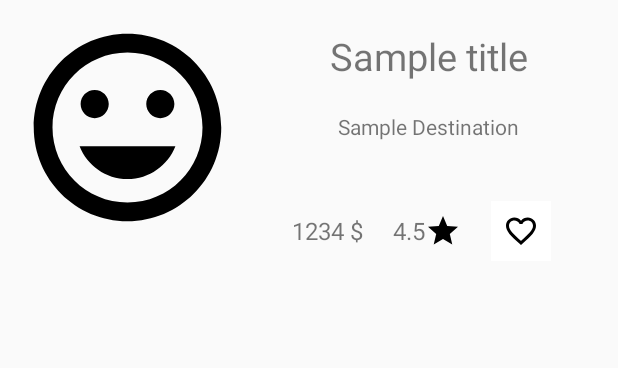
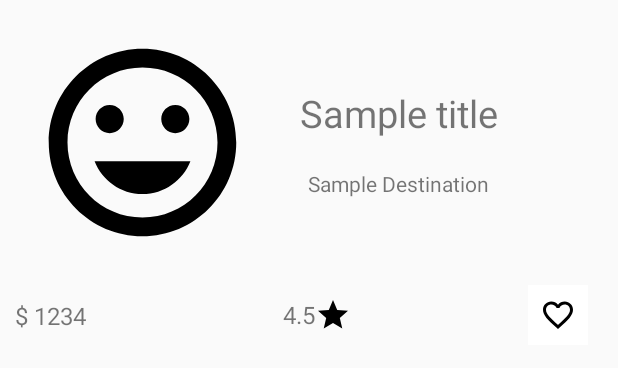
Before and after one commit to Shazud/travel-journal, an Android app: the layout layout_trip.xml on its own in the app's theme, with its tools: preview values and no code run, on a phone screen of 412 x 824 dp. Shown: the top 368 px of the screen. Run offline under Robolectric (Android 15) with nearby library versions, the phone set to English and light mode, and no system bars.

Commit message:
implemented favorite button

```diff
--- a/app/src/main/java/com/ddp/tj/fragment/HomeFragment.java
+++ b/app/src/main/java/com/ddp/tj/fragment/HomeFragment.java
@@ -37,6 +37,8 @@ public class HomeFragment extends Fragment {
         dataAdapter = new TripAdapter(data);
         recyclerView.setAdapter(dataAdapter);
 
+
+
         return view;
     }
 
--- a/app/src/main/java/com/ddp/tj/trip/TripAdapter.java
+++ b/app/src/main/java/com/ddp/tj/trip/TripAdapter.java
@@ -33,7 +33,7 @@ public class TripAdapter extends RecyclerView.Adapter<TripAdapter.TripViewHolder
     }
 
     @Override
-    public void onBindViewHolder(@NonNull TripViewHolder holder, int position) {
+    public void onBindViewHolder(@NonNull TripViewHolder holder, final int position) {
         holder.getTitle().setText(data.get(position).getTitle());
         holder.getDestination().setText(data.get(position).getDestination());
         if(data.get(position).isFavorite()) {
@@ -43,8 +43,22 @@ public class TripAdapter extends RecyclerView.Adapter<TripAdapter.TripViewHolder
             holder.getFavorite().setBackgroundResource(R.drawable.ic_favorite_border_black_24dp);
         }
         //holder.getImage().setBackgroundResource(R.drawable.ic_insert_emoticon_black_24dp);
-        holder.getPrice().setText(data.get(position).getPrice().toString());
-        holder.getRating().setText(data.get(position).getRating().toString());
+        holder.getPrice().setText("$ " + data.get(position).getPrice().toString());
+        holder.getRating().setText("$ " + data.get(position).getRating().toString());
+
+        holder.getFavorite().setOnClickListener(new View.OnClickListener() {
+            @Override
+            public void onClick(View v) {
+                boolean state = !data.get(position).isFavorite();
+                data.get(position).setFavorite(state);
+                if(state) {
+                    v.setBackgroundResource(R.drawable.ic_favorite_black_24dp);
+                }
+                else{
+                    v.setBackgroundResource(R.drawable.ic_favorite_border_black_24dp);
+                }
+            }
+        });
 
     }
 
@@ -68,6 +82,8 @@ public class TripAdapter extends RecyclerView.Adapter<TripAdapter.TripViewHolder
             this.rating = itemView.findViewById(R.id.trip_rating);
             this.favorite = itemView.findViewById(R.id.trip_favorite);
             this.image = itemView.findViewById(R.id.image);
+
+
 
         }
 
--- a/app/src/main/res/layout/fragment_home.xml
+++ b/app/src/main/res/layout/fragment_home.xml
@@ -8,5 +8,4 @@
         android:layout_height="match_parent"/>
 
 
-
 </RelativeLayout>
--- a/app/src/main/res/layout/layout_trip.xml
+++ b/app/src/main/res/layout/layout_trip.xml
@@ -1,6 +1,13 @@
 <?xml version="1.0" encoding="utf-8"?>
 <LinearLayout xmlns:android="http://schemas.android.com/apk/res/android"
+    xmlns:app="http://schemas.android.com/apk/res-auto"
     android:layout_width="match_parent"
+    android:layout_height="wrap_content"
+    android:orientation="vertical"
+    android:padding="10dp"
+    >
+    <LinearLayout
+        android:layout_width="wrap_content"
         android:layout_height="wrap_content"
         android:orientation="horizontal"
         android:padding="10dp"
@@ -35,48 +42,63 @@
                 android:textSize="14sp"
                 android:layout_gravity="center"
                 />
-        <LinearLayout
+        </LinearLayout>
+    </LinearLayout>
+    <androidx.constraintlayout.widget.ConstraintLayout
         android:layout_width="match_parent"
         android:layout_height="wrap_content"
-            android:layout_marginTop="20dp"
-            android:orientation="horizontal"
-            android:gravity="center"
+        android:layout_marginTop="10dp"
         >
+
         <TextView
             android:id="@+id/trip_price"
             android:layout_width="wrap_content"
             android:layout_height="wrap_content"
-                android:text="1234 $"
+            android:layout_gravity="start|center_vertical"
+            android:layout_marginRight="10dp"
+            android:text="$ 1234"
             android:textSize="16sp"
-                android:layout_margin="10dp"
-                android:layout_gravity="start|center_vertical"
-                />
+            app:layout_constraintBottom_toBottomOf="parent"
+            app:layout_constraintStart_toStartOf="parent"
+            app:layout_constraintTop_toTopOf="parent" />
+
+        <LinearLayout
+            android:layout_width="wrap_content"
+            android:layout_height="match_parent"
+            android:orientation="horizontal"
+            app:layout_constraintBottom_toBottomOf="parent"
+            app:layout_constraintEnd_toEndOf="parent"
+            app:layout_constraintStart_toStartOf="parent"
+            app:layout_constraintTop_toTopOf="parent">
+
             <TextView
                 android:id="@+id/trip_rating"
                 android:layout_width="wrap_content"
                 android:layout_height="wrap_content"
+                android:layout_gravity="center_vertical|center_horizontal"
                 android:layout_marginStart="10dp"
-                android:textSize="16sp"
                 android:text="4.5"
-                android:layout_gravity="center_vertical|center_horizontal"
-                />
+                android:textSize="16sp" />
+
             <ImageView
                 android:layout_width="wrap_content"
                 android:layout_height="wrap_content"
-                android:src="@drawable/ic_star_black_24dp"
                 android:layout_gravity="center_horizontal|center_vertical"
-                />
+                android:src="@drawable/ic_star_black_24dp" />
+        </LinearLayout>
         <ImageButton
             android:id="@+id/trip_favorite"
-                android:layout_margin="20dp"
             android:layout_width="40dp"
             android:layout_height="40dp"
-                android:src="@drawable/ic_favorite_border_black_24dp"
+            android:layout_gravity="end|center_vertical"
+            android:layout_marginEnd="10dp"
+            android:layout_marginRight="10dp"
+            android:background="#ffffff"
             android:clickable="true"
             android:focusable="true"
-                android:background="#ffffff"
-                android:layout_gravity="end|center_vertical"
-                />
+            android:src="@drawable/ic_favorite_border_black_24dp"
+            app:layout_constraintBottom_toBottomOf="parent"
+            app:layout_constraintEnd_toEndOf="parent"
+            app:layout_constraintTop_toTopOf="parent" />
+    </androidx.constraintlayout.widget.ConstraintLayout>
 </LinearLayout>
-    </LinearLayout>
-</LinearLayout>
```
Lines whose indentation alone changed are shown as unchanged.
